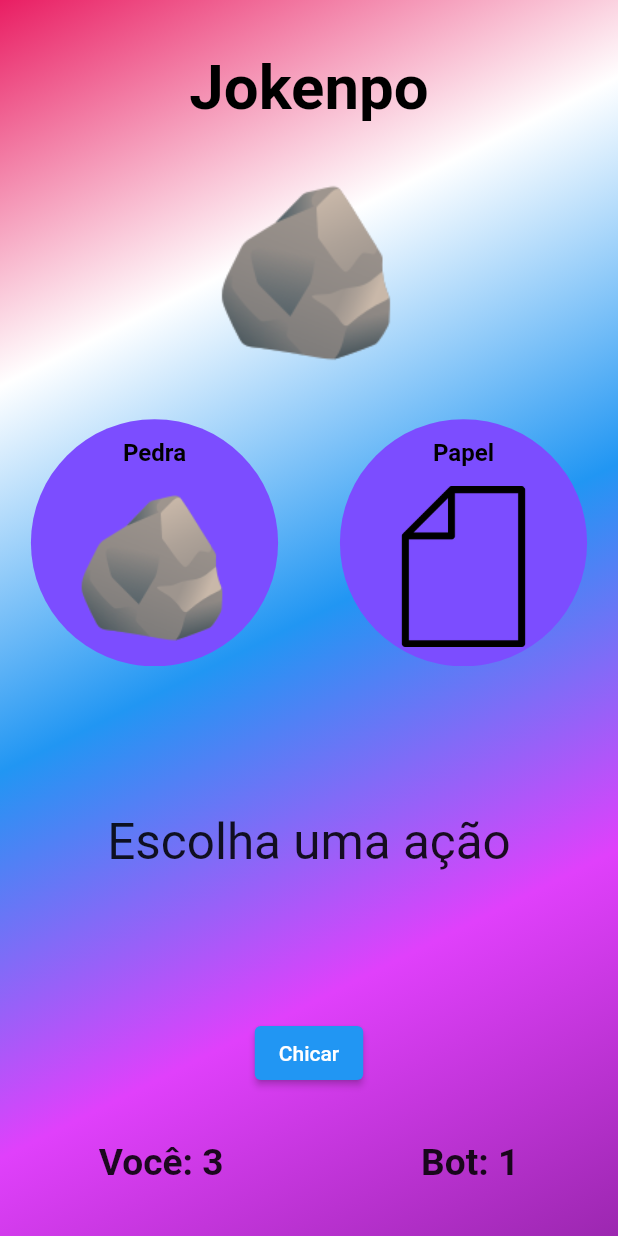
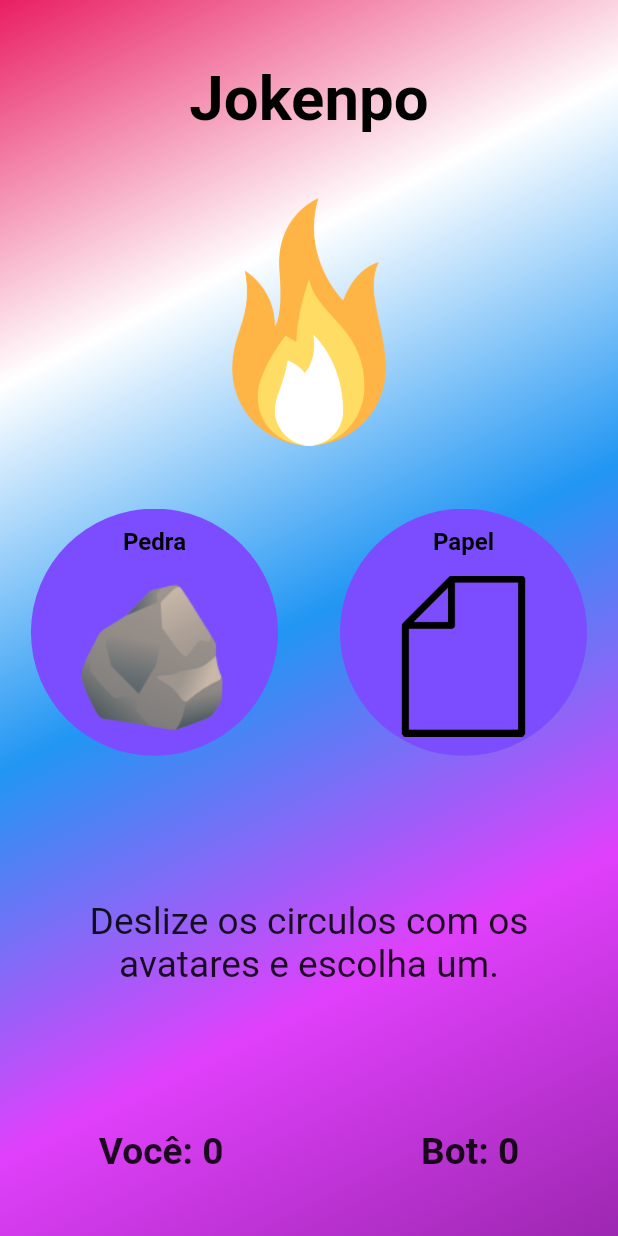
Before and after one commit to fagnerdossantos/jokenpo, a Flutter app: the screen it shows after launch, on a phone screen of 412 x 824 dp. Run offline on Flutter 3.47's test engine with Material 2 defaults, Android fonts, the phone set to English and light mode, and no system bars.

Commit message:
interface and logic done!

```diff
--- a/lib/src/app_widget.dart
+++ b/lib/src/app_widget.dart
@@ -1,5 +1,11 @@
 import 'package:flutter/material.dart';
 
+import 'package:provider/provider.dart';
+
+import 'package:jokenpo/src/logic/controllers/game_logic_controller.dart';
+import 'package:jokenpo/src/logic/controllers/score_controller.dart';
+import 'package:jokenpo/src/logic/models/bot_choice_model.dart';
+import 'package:jokenpo/src/logic/models/game_logic_model.dart';
 import 'package:jokenpo/src/presentation/pages/home_page.dart';
 
 class AppWidget extends StatelessWidget {
@@ -7,8 +13,34 @@ class AppWidget extends StatelessWidget {
 
   @override
   Widget build(BuildContext context) {
-    return const MaterialApp(
-      home: HomePage(),
+    return MultiProvider(
+      providers: [
+        // Models
+        Provider(
+          create: (_) => GameLogicModel(),
+        ),
+
+        ChangeNotifierProvider(
+          create: (_) => BotChoiceModel(),
+        ),
+
+        // Controllers
+        ChangeNotifierProvider(
+          create: (_) => ScoreController(),
+        ),
+
+        ChangeNotifierProvider(
+          create: (context) => GameLogicController(
+            context.read<GameLogicModel>(),
+            context.read<BotChoiceModel>(),
+            context.read<ScoreController>(),
+          ),
+        ),
+      ],
+      child: const MaterialApp(
+        home: HomePage(),
+        debugShowCheckedModeBanner: false,
+      ),
     );
   }
 }
--- /dev/null
+++ b/lib/src/logic/controllers/game_logic_controller.dart
@@ -0,0 +1,55 @@
+import 'package:flutter/widgets.dart';
+
+import 'package:jokenpo/src/logic/controllers/score_controller.dart';
+import 'package:jokenpo/src/logic/enums/game_enum.dart';
+import 'package:jokenpo/src/logic/models/bot_choice_model.dart';
+import 'package:jokenpo/src/logic/models/game_logic_model.dart';
+
+class GameLogicController extends ChangeNotifier {
+  //
+  final GameLogicModel _gameLogicmodel;
+  final BotChoiceModel _botChoiceModel;
+  final ScoreController _scoreController;
+  GameLogicController(
+    this._gameLogicmodel,
+    this._botChoiceModel,
+    this._scoreController,
+  );
+
+  // Defining
+  late GameEnum _userChoice;
+  String status = "Deslize os circulos com os avatares e escolha um.";
+
+  // Setter end Getter
+  set setUserChoice(GameEnum user) => _userChoice = user;
+  GameEnum get getUserChoice => _userChoice;
+
+  // Get result
+  void gameResult() {
+    _botChoiceModel.randBot();
+    final botChoice = _botChoiceModel.botChoice;
+
+    // Draw
+    if (_userChoice == botChoice) {
+      status = _gameLogicmodel.message(
+          user: _userChoice.label, bot: botChoice.label, index: 0);
+    } else {
+      final gameResult = _gameLogicmodel.checker(_userChoice, botChoice);
+
+      // User wins
+      if (gameResult == true) {
+        _scoreController.userWin();
+        status = _gameLogicmodel.message(
+            user: _userChoice.label, bot: botChoice.label, index: 1);
+
+        // Bot wins
+      } else {
+        _scoreController.botWin();
+        status = _gameLogicmodel.message(
+            user: _userChoice.label, bot: botChoice.label, index: 2);
+      }
+    }
+
+    notifyListeners();
+  }
+}
--- /dev/null
+++ b/lib/src/logic/controllers/score_controller.dart
@@ -0,0 +1,16 @@
+import 'package:flutter/widgets.dart';
+
+class ScoreController extends ChangeNotifier {
+  int userScore = 0;
+  int botScore = 0;
+
+  void userWin() {
+    userScore++;
+    notifyListeners();
+  }
+
+  void botWin() {
+    botScore++;
+    notifyListeners();
+  }
+}
--- a/lib/src/logic/enums/game_enum.dart
+++ b/lib/src/logic/enums/game_enum.dart
@@ -1,15 +1,16 @@
 enum GameEnum {
-  rock(label: "Pedra"),
-  paper(label: "Papel"),
-  scissor(label: "Tesoura"),
-  dragon(label: "Dragão"),
-  fire(label: "Fogo"),
-  lightning(label: "Relâmpago"),
-  water(label: "Água"),
-  wind(label: "Vento");
+  rock(label: "Pedra", path: "assets/images/rock.png"),
+  paper(label: "Papel", path: "assets/images/paper.png"),
+  scissor(label: "Tesoura", path: "assets/images/scissor.png"),
+  dragon(label: "Dragão", path: "assets/images/dragon.png"),
+  fire(label: "Fogo", path: "assets/images/fire.png"),
+  lightning(label: "Relâmpago", path: "assets/images/lightning.png"),
+  water(label: "Água", path: "assets/images/water.png"),
+  wind(label: "Vento", path: "assets/images/wind.png");
 
   final String label;
-  const GameEnum({required this.label});
+  final String path;
+  const GameEnum({required this.label, required this.path});
 }
 
 // LOGIC
--- /dev/null
+++ b/lib/src/logic/models/bot_choice_model.dart
@@ -0,0 +1,28 @@
+import 'dart:math';
+
+import 'package:flutter/widgets.dart';
+
+import 'package:jokenpo/src/logic/enums/game_enum.dart';
+
+class BotChoiceModel extends ChangeNotifier {
+  //
+  List<GameEnum> enumList = [
+    GameEnum.rock,
+    GameEnum.paper,
+    GameEnum.scissor,
+    GameEnum.dragon,
+    GameEnum.fire,
+    GameEnum.lightning,
+    GameEnum.water,
+    GameEnum.wind,
+  ];
+
+  GameEnum _botChoice = GameEnum.fire;
+  GameEnum get botChoice => _botChoice;
+
+  void randBot() {
+    final index = Random().nextInt(enumList.length);
+    _botChoice = enumList[index];
+    notifyListeners();
+  }
+}
--- a/lib/src/logic/models/game_logic_model.dart
+++ b/lib/src/logic/models/game_logic_model.dart
@@ -1,58 +1,58 @@
 import 'package:jokenpo/src/logic/enums/game_enum.dart';
 
 class GameLogicModel {
-  GameEnum botChoice = GameEnum.dragon;
-  late GameEnum userChoice;
-
-  // Check
-  void result() {
-    if (userChoice == botChoice) {
-      _message(user: userChoice.label, bot: botChoice.label, index: 0);
-    } else {
-      final gameResult = _checker(userChoice, botChoice);
-      if (gameResult == true) {
-        _message(user: userChoice.label, bot: botChoice.label, index: 1);
-      } else {
-        _message(user: userChoice.label, bot: botChoice.label, index: 2);
-      }
-    }
-  }
+  final List<String> _status = [
+    "EMPATOU!.",
+    "Você Ganhou. Parabéns!!!",
+    "Poxa, não foi dessa vez, mas tente de novo.",
+  ];
 
   // Check win or lose
-  bool _checker(GameEnum userChoice, GameEnum botChoice) {
+  bool checker(GameEnum userChoice, GameEnum botChoice) {
+    // Rock
     if (userChoice == GameEnum.rock) {
       return rockWin.contains(botChoice);
+
+      // Paper
     } else if (userChoice == GameEnum.paper) {
       return paperWin.contains(botChoice);
+
+      // Scissor
     } else if (userChoice == GameEnum.scissor) {
       return scissorWin.contains(botChoice);
+
+      // Dragon
     } else if (userChoice == GameEnum.dragon) {
-      //print(dragonWin.contains(botChoice));
       return dragonWin.contains(botChoice);
+
+      // Fire
     } else if (userChoice == GameEnum.fire) {
       return fireWin.contains(botChoice);
+
+      // Lightning
     } else if (userChoice == GameEnum.lightning) {
       return lightningWin.contains(botChoice);
+
+      // Water
     } else if (userChoice == GameEnum.water) {
       return waterWin.contains(botChoice);
+
+      // Wind
     } else {
       return windWin.contains(botChoice);
     }
   }
 
   // 0 -> draw, 1 -> user wins, 2 -> bot wins
-  void _message(
-      {required String user, required String bot, required int index}) {
-    List<String> status = [
-      "EMPATOU!.",
-      "Você Ganhou. Parabéns!!!",
-      "Poxa, não foi dessa vez, mas tente de novo.",
-    ];
-
-    print("""\n
+  String message({
+    required String user,
+    required String bot,
+    required int index,
+  }) {
+    return ("""\n
     Você escolheu $user
     O BOT Escolheu $bot
-    ${status[index]}
+    ${_status[index]}
     """);
   }
 }
--- a/lib/src/presentation/components/action/action_avatar.dart
+++ b/lib/src/presentation/components/action/action_avatar.dart
@@ -1,6 +1,6 @@
 import 'package:flutter/material.dart';
 
-import 'package:jokenpo/src/presentation/pages/home_page.dart';
+import 'package:jokenpo/src/logic/enums/game_enum.dart';
 
 class ActionAvatar extends StatelessWidget {
   final Size size;
@@ -27,7 +27,7 @@ class ActionAvatar extends StatelessWidget {
         children: [
           // Image Label
           Text(
-            imagesLIst[index][0],
+            GameEnum.values[index].label,
             style: const TextStyle(
               color: Colors.black,
               fontWeight: FontWeight.bold,
@@ -38,7 +38,7 @@ class ActionAvatar extends StatelessWidget {
           Image(
             height: height * 0.13,
             image: AssetImage(
-              imagesLIst[index][1],
+              GameEnum.values[index].path,
             ),
           ),
         ],
--- a/lib/src/presentation/components/bot/bot_image.dart
+++ b/lib/src/presentation/components/bot/bot_image.dart
@@ -1,13 +1,27 @@
 import 'package:flutter/material.dart';
 
+import 'package:provider/provider.dart';
+
+import 'package:jokenpo/src/logic/models/bot_choice_model.dart';
+
 class BotImage extends StatelessWidget {
-  const BotImage({super.key});
+  final Size size;
+  const BotImage({
+    Key? key,
+    required this.size,
+  }) : super(key: key);
 
   @override
   Widget build(BuildContext context) {
-    return const Image(
+    // Controller
+    final controller = context.watch<BotChoiceModel>();
+
+    return Image(
+      // Size
+      height: size.height * .2,
+
       image: AssetImage(
-        "assets/images/rock.png",
+        controller.botChoice.path,
       ),
     );
   }
--- a/lib/src/presentation/components/score/score_result.dart
+++ b/lib/src/presentation/components/score/result_text.dart
@@ -1,14 +1,21 @@
 import 'package:flutter/material.dart';
 
-class Scoreresult extends StatelessWidget {
+import 'package:provider/provider.dart';
+
+import 'package:jokenpo/src/logic/controllers/game_logic_controller.dart';
+
+class ResultText extends StatelessWidget {
   final Size size;
-  const Scoreresult({super.key, required this.size});
+  const ResultText({super.key, required this.size});
 
   @override
   Widget build(BuildContext context) {
     // Size
     final double height = size.height;
     final double width = size.width;
+
+    // Controller
+    final controller = context.watch<GameLogicController>();
 
     return SizedBox(
       // Size
@@ -17,9 +24,9 @@ class Scoreresult extends StatelessWidget {
 
       child: Center(
         child: Text(
-          "Escolha uma ação",
+          controller.status,
           style: TextStyle(
-            fontSize: height * .04,
+            fontSize: height * .03,
           ),
           textAlign: TextAlign.center,
         ),
--- a/lib/src/presentation/components/score/score.dart
+++ b/lib/src/presentation/components/score/score.dart
@@ -1,4 +1,8 @@
 import 'package:flutter/material.dart';
+
+import 'package:provider/provider.dart';
+
+import 'package:jokenpo/src/logic/controllers/score_controller.dart';
 
 class Score extends StatelessWidget {
   final Size size;
@@ -15,8 +19,13 @@ class Score extends StatelessWidget {
     // Size
     final double height = size.height;
 
+    // Controller
+    final controller = context.watch<ScoreController>();
+
     return Text(
-      index == 0 ? "Você: 3" : "Bot: 1",
+      index == 0
+          ? "Você: ${controller.userScore}"
+          : "Bot: ${controller.botScore}",
       style: TextStyle(
         fontSize: height * .03,
         fontWeight: FontWeight.bold,
--- a/lib/src/presentation/pages/home_page.dart
+++ b/lib/src/presentation/pages/home_page.dart
@@ -1,11 +1,9 @@
 import 'package:flutter/material.dart';
 
-import 'package:jokenpo/src/logic/enums/game_enum.dart';
-import 'package:jokenpo/src/logic/models/game_logic_model.dart';
 import 'package:jokenpo/src/presentation/components/action/action_box.dart';
 import 'package:jokenpo/src/presentation/components/bot/bot_image.dart';
+import 'package:jokenpo/src/presentation/components/score/result_text.dart';
 import 'package:jokenpo/src/presentation/components/score/score_box.dart';
-import 'package:jokenpo/src/presentation/components/score/score_result.dart';
 
 class HomePage extends StatelessWidget {
   const HomePage({Key? key}) : super(key: key);
@@ -61,24 +59,16 @@ class HomePage extends StatelessWidget {
                 ),
 
                 // Bot choice
-                const BotImage(),
+                BotImage(
+                  size: size,
+                ),
 
                 // Actions (user choice)
                 ActionBox(size: size),
 
                 // Game Result
-                Scoreresult(
+                ResultText(
                   size: size,
-                ),
-
-                ElevatedButton(
-                  onPressed: () {
-                    final controller = GameLogicModel();
-                    controller.userChoice = GameEnum.rock;
-
-                    controller.result();
-                  },
-                  child: const Text("Chicar"),
                 ),
 
                 // Score
@@ -93,14 +83,3 @@ class HomePage extends StatelessWidget {
     );
   }
 }
-
-List<dynamic> imagesLIst = [
-  ["Pedra", "assets/images/rock.png"],
-  ["Papel", "assets/images/paper.png"],
-  ["Tesoura", "assets/images/scissor.png"],
-  ["Dragão", "assets/images/dragon.png"],
-  ["Fogo", "assets/images/fire.png"],
-  ["Relâmpago", "assets/images/lightning.png"],
-  ["Água", "assets/images/water.png"],
-  ["Vento", "assets/images/wind.png"],
-];
```
Also changed, not shown: lib/src/presentation/components/action/action_row.dart (+11 -1 lines).
